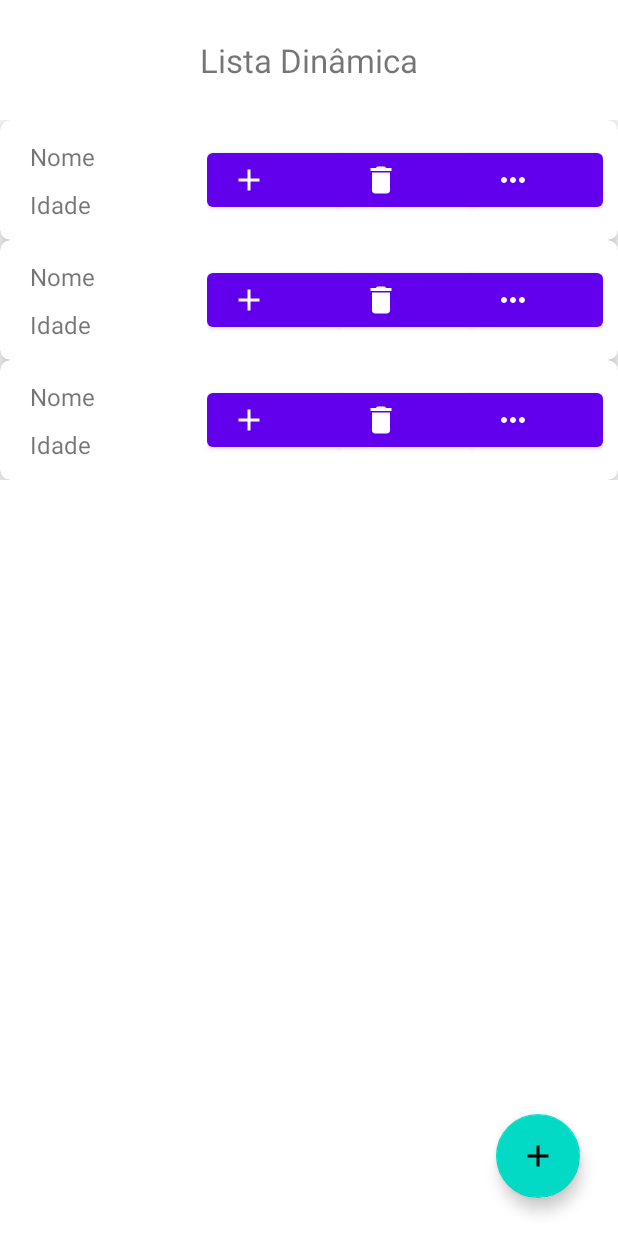
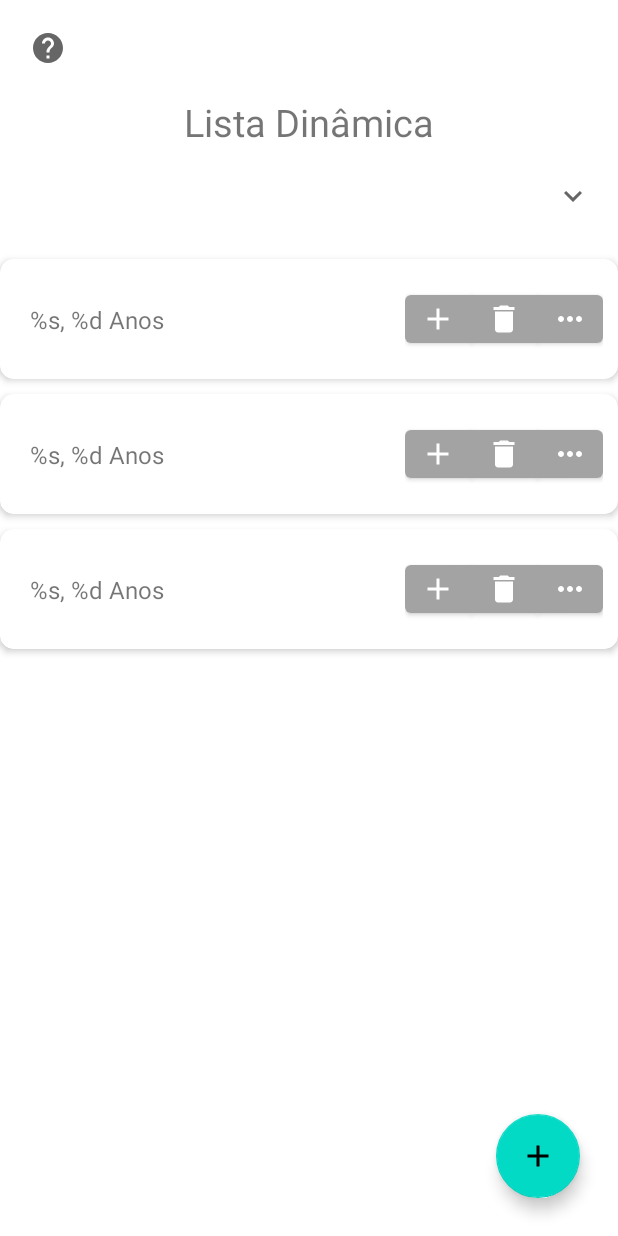
Before and after one commit to GuilhermePalma/RecycleView, an Android app: the layout activity_recycler.xml on its own in the app's theme, with its tools: preview values and no code run, on a phone screen of 412 x 824 dp. Run offline under Robolectric (Android 15) with nearby library versions, the phone set to English and light mode, and no system bars.

Commit message:
Alteração no Layout

```diff
--- a/app/build.gradle
+++ b/app/build.gradle
@@ -14,6 +14,7 @@ android {
         versionName "1.0"
 
         testInstrumentationRunner "androidx.test.runner.AndroidJUnitRunner"
+        vectorDrawables.useSupportLibrary = true
     }
 
     buildTypes {
@@ -30,10 +31,11 @@ android {
 
 dependencies {
 
-    implementation 'androidx.appcompat:appcompat:1.2.0'
-    implementation 'com.google.android.material:material:1.3.0'
+    implementation 'androidx.appcompat:appcompat:1.3.0'
+    implementation 'com.google.android.material:material:1.4.0'
     implementation 'androidx.constraintlayout:constraintlayout:2.0.4'
+    implementation 'androidx.legacy:legacy-support-v4:1.0.0'
     testImplementation 'junit:junit:4.+'
-    androidTestImplementation 'androidx.test.ext:junit:1.1.2'
-    androidTestImplementation 'androidx.test.espresso:espresso-core:3.3.0'
+    androidTestImplementation 'androidx.test.ext:junit:1.1.3'
+    androidTestImplementation 'androidx.test.espresso:espresso-core:3.4.0'
 }
--- /dev/null
+++ b/app/src/main/res/drawable/ic_help_.xml
@@ -0,0 +1,10 @@
+<vector xmlns:android="http://schemas.android.com/apk/res/android"
+    android:width="24dp"
+    android:height="24dp"
+    android:viewportWidth="24"
+    android:viewportHeight="24"
+    android:tint="?attr/colorControlNormal">
+  <path
+      android:fillColor="@android:color/white"
+      android:pathData="M12,2C6.48,2 2,6.48 2,12s4.48,10 10,10 10,-4.48 10,-10S17.52,2 12,2zM13,19h-2v-2h2v2zM15.07,11.25l-0.9,0.92C13.45,12.9 13,13.5 13,15h-2v-0.5c0,-1.1 0.45,-2.1 1.17,-2.83l1.24,-1.26c0.37,-0.36 0.59,-0.86 0.59,-1.41 0,-1.1 -0.9,-2 -2,-2s-2,0.9 -2,2L8,9c0,-2.21 1.79,-4 4,-4s4,1.79 4,4c0,0.88 -0.36,1.68 -0.93,2.25z"/>
+</vector>
--- /dev/null
+++ b/app/src/main/res/drawable/ic_keyboard_arrow_down.xml
@@ -0,0 +1,10 @@
+<vector xmlns:android="http://schemas.android.com/apk/res/android"
+    android:width="24dp"
+    android:height="24dp"
+    android:viewportWidth="24"
+    android:viewportHeight="24"
+    android:tint="?attr/colorControlNormal">
+  <path
+      android:fillColor="@android:color/white"
+      android:pathData="M7.41,8.59L12,13.17l4.59,-4.58L18,10l-6,6 -6,-6 1.41,-1.41z"/>
+</vector>
--- /dev/null
+++ b/app/src/main/res/drawable/ic_keyboard_arrow_up.xml
@@ -0,0 +1,10 @@
+<vector xmlns:android="http://schemas.android.com/apk/res/android"
+    android:width="24dp"
+    android:height="24dp"
+    android:viewportWidth="24"
+    android:viewportHeight="24"
+    android:tint="?attr/colorControlNormal">
+  <path
+      android:fillColor="@android:color/white"
+      android:pathData="M7.41,15.41L12,10.83l4.59,4.58L18,14l-6,-6 -6,6z"/>
+</vector>
--- a/app/src/main/res/layout/activity_main.xml
+++ b/app/src/main/res/layout/activity_main.xml
@@ -13,9 +13,9 @@
         android:id="@+id/txt_titleMain"
         android:layout_width="wrap_content"
         android:layout_height="wrap_content"
+        android:layout_marginTop="30dp"
         android:text="@string/title_main"
         android:textSize="28sp"
-        app:layout_constraintBottom_toTopOf="@+id/txt_topic1"
         app:layout_constraintEnd_toEndOf="parent"
         app:layout_constraintStart_toStartOf="parent"
         app:layout_constraintTop_toTopOf="parent" />
@@ -33,8 +33,8 @@
         app:layout_constraintBottom_toTopOf="@+id/btn_start"
         app:layout_constraintEnd_toEndOf="parent"
         app:layout_constraintStart_toStartOf="parent"
-        app:layout_constraintTop_toTopOf="parent"
-        app:layout_constraintVertical_bias="0.35000000" />
+        app:layout_constraintTop_toBottomOf="@+id/txt_titleMain"
+        app:layout_constraintVertical_bias="0.13999999" />
 
     <TextView
         android:id="@+id/txt_topic1_1"
--- a/app/src/main/res/layout/activity_recycler.xml
+++ b/app/src/main/res/layout/activity_recycler.xml
@@ -6,26 +6,69 @@
     android:layout_height="match_parent"
     tools:context=".views.RecyclerActivity">
 
+    <ImageButton
+        android:id="@+id/btn_help"
+        android:layout_width="wrap_content"
+        android:layout_height="wrap_content"
+        android:layout_marginStart="10dp"
+        android:layout_marginLeft="10dp"
+        android:layout_marginTop="10dp"
+        android:background="@android:color/transparent"
+        android:contentDescription="@string/description_help"
+        android:padding="10dp"
+        app:layout_constraintStart_toStartOf="parent"
+        app:layout_constraintTop_toTopOf="parent"
+        app:srcCompat="@drawable/ic_help_" />
+
+
     <TextView
         android:id="@+id/txt_titleRecycler"
         android:layout_width="wrap_content"
         android:layout_height="wrap_content"
-        android:layout_marginTop="25dp"
+        android:layout_marginTop="10dp"
         android:text="@string/title_recycler"
-        android:textSize="22sp"
+        android:textSize="25sp"
         app:layout_constraintEnd_toEndOf="parent"
         app:layout_constraintStart_toStartOf="parent"
-        app:layout_constraintTop_toTopOf="parent" />
+        app:layout_constraintTop_toBottomOf="@+id/btn_help" />
+
+    <ImageButton
+        android:id="@+id/btn_fragment"
+        android:layout_width="wrap_content"
+        android:layout_height="wrap_content"
+        android:layout_marginTop="10dp"
+        android:layout_marginEnd="8dp"
+        android:layout_marginRight="8dp"
+        android:background="@android:color/transparent"
+        android:contentDescription="@string/description_fragment"
+        android:padding="10dp"
+        app:layout_constraintEnd_toEndOf="parent"
+        app:layout_constraintTop_toBottomOf="@+id/txt_titleRecycler"
+        app:srcCompat="@drawable/ic_keyboard_arrow_down" />
+
+    <FrameLayout
+        android:id="@+id/fragment_newUser"
+        android:layout_width="0dp"
+        android:layout_height="wrap_content"
+        android:layout_marginTop="10dp"
+        android:visibility="gone"
+        app:layout_constraintEnd_toEndOf="parent"
+        app:layout_constraintStart_toStartOf="parent"
+        app:layout_constraintTop_toBottomOf="@+id/btn_fragment"
+        tools:layout="@layout/fragment_new_user">
+
+    </FrameLayout>
 
     <androidx.recyclerview.widget.RecyclerView
         android:id="@+id/recycler_main"
-        android:layout_width="match_parent"
+        android:layout_width="0dp"
         android:layout_height="0dp"
-        android:layout_marginTop="25dp"
+        android:layout_marginTop="10dp"
         android:clipToPadding="false"
+        app:layout_constraintBottom_toBottomOf="parent"
         app:layout_constraintEnd_toEndOf="parent"
         app:layout_constraintStart_toStartOf="parent"
-        app:layout_constraintTop_toBottomOf="@+id/txt_titleRecycler"
+        app:layout_constraintTop_toBottomOf="@id/fragment_newUser"
         tools:listitem="@layout/design_recycler_view" />
 
     <com.google.android.material.floatingactionbutton.FloatingActionButton
@@ -38,7 +81,7 @@
         android:clickable="true"
         android:contentDescription="@string/description_floatButton"
         android:focusableInTouchMode="false"
-        android:src="@drawable/ic_add"
+        app:srcCompat="@drawable/ic_add"
         app:layout_constraintBottom_toBottomOf="parent"
         app:layout_constraintEnd_toEndOf="parent"
         android:focusable="true" />
--- a/app/src/main/res/layout/design_recycler_view.xml
+++ b/app/src/main/res/layout/design_recycler_view.xml
@@ -4,8 +4,9 @@
     xmlns:app="http://schemas.android.com/apk/res-auto"
     android:layout_width="match_parent"
     android:layout_height="80dp"
-    app:cardCornerRadius="7dp"
-    app:cardElevation="10dp">
+    android:layout_marginTop="10dp"
+    app:cardCornerRadius="9dp"
+    app:cardElevation="3dp">
 
     <androidx.constraintlayout.widget.ConstraintLayout
         android:layout_width="match_parent"
@@ -23,18 +24,10 @@
             app:layout_constraintTop_toTopOf="parent">
 
             <TextView
-                android:id="@+id/txt_nome"
+                android:id="@+id/txt_data"
                 android:layout_width="wrap_content"
                 android:layout_height="wrap_content"
-                android:text="@string/label_name"
-                android:textSize="16sp" />
-
-            <TextView
-                android:id="@+id/txt_idade"
-                android:layout_width="wrap_content"
-                android:layout_height="wrap_content"
-                android:layout_marginTop="10dp"
-                android:text="@string/label_age"
+                android:text="@string/label_data"
                 android:textSize="16sp" />
 
         </LinearLayout>
@@ -55,21 +48,21 @@
 
             <Button
                 android:id="@+id/btn_addAge"
-                style="@style/style_IconOnly"
+                style="@style/style_iconOnly"
                 android:layout_width="wrap_content"
                 android:layout_height="wrap_content"
                 app:icon="@drawable/ic_add" />
 
             <Button
                 android:id="@+id/btn_delete"
-                style="@style/style_IconOnly"
+                style="@style/style_iconOnly"
                 android:layout_width="wrap_content"
                 android:layout_height="wrap_content"
                 app:icon="@drawable/ic_delete" />
 
             <Button
                 android:id="@+id/btn_more"
-                style="@style/style_IconOnly"
+                style="@style/style_iconOnly"
                 android:layout_width="wrap_content"
                 android:layout_height="wrap_content"
                 android:layout_weight="1"
```
